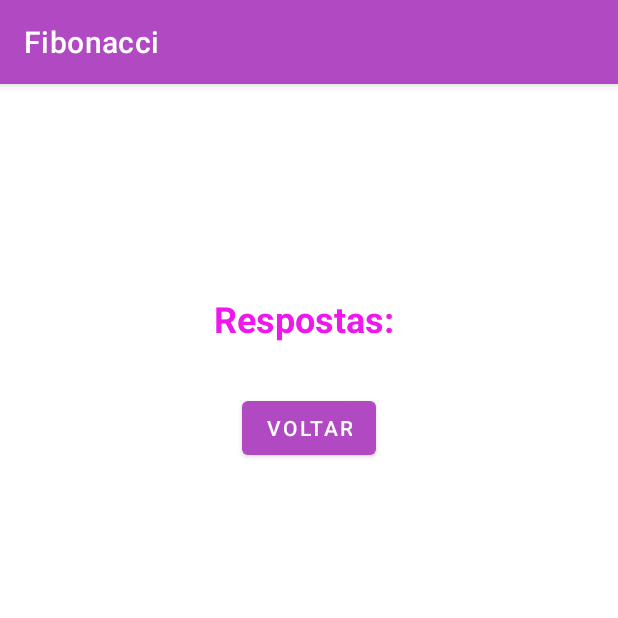
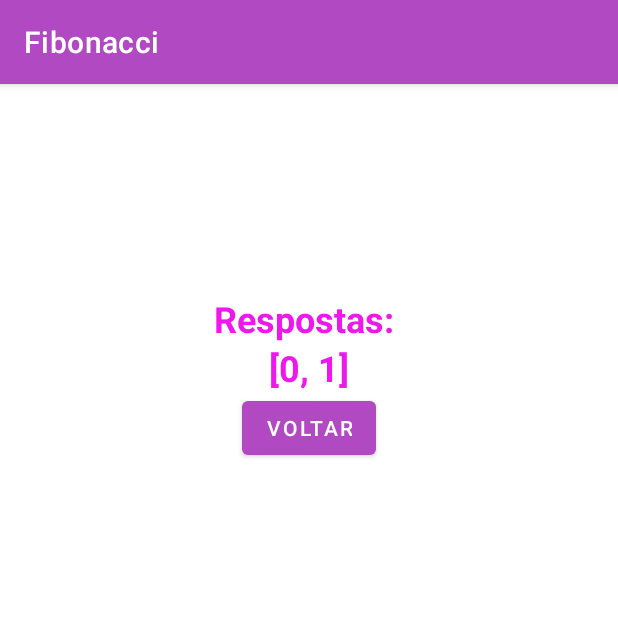
Before and after one commit to chrisFernandesDev/fibonacci, an Android app: the screen it shows after launch (ResultadoCalculo), after a tap on "FIBONACCI", on a phone screen of 412 x 824 dp, the top half of it. Run offline under Robolectric (Android 15) with nearby library versions, the phone set to English and light mode, and no system bars; 1 statement that could not run was skipped.

Commit message:
Código para calculo de Fibonacci

```diff
--- a/app/src/main/java/com/example/fibonacci/MainActivity.java
+++ b/app/src/main/java/com/example/fibonacci/MainActivity.java
@@ -6,9 +6,13 @@ import android.content.Intent;
 import android.os.Bundle;
 import android.view.View;
 import android.widget.Button;
+import android.widget.EditText;
+
+import java.util.ArrayList;
 
 public class MainActivity extends AppCompatActivity {
     private Button buttonCalcular;
+    private EditText userDigitar;
 
     @Override
     protected void onCreate(Bundle savedInstanceState) {
@@ -16,12 +20,28 @@ public class MainActivity extends AppCompatActivity {
         setContentView(R.layout.activity_main);
 
         buttonCalcular = findViewById(R.id.btnCalcular);
+        userDigitar = findViewById(R.id.userDigitar);
 
         buttonCalcular.setOnClickListener(new View.OnClickListener() {
             @Override
             public void onClick(View view) {
-                Intent intent = new Intent(getApplicationContext(), ResultadoCalculo.class);
+                Intent intent = new Intent(MainActivity.this, ResultadoCalculo.class);
+                int number1 = 0;
+                int number2 = 1;
+                int soma = 0;
+                ArrayList<Integer> arrayList = new ArrayList<Integer>();
 
+                int userDigitaNumber = Integer.parseInt(userDigitar.getText().toString());
+                arrayList.add(number1);
+                arrayList.add(number2);
+
+                for (int i = 2; i < userDigitaNumber; i++) {
+                    soma = number1 + number2;
+                    number1 = number2;
+                    number2 = soma;
+                    arrayList.add(soma);
+                }
+                intent.putExtra("resultado", arrayList);
                 startActivity(intent);
             }
         });
--- a/app/src/main/java/com/example/fibonacci/ResultadoCalculo.java
+++ b/app/src/main/java/com/example/fibonacci/ResultadoCalculo.java
@@ -4,12 +4,16 @@ import android.content.Intent;
 import android.os.Bundle;
 import android.view.View;
 import android.widget.Button;
+import android.widget.TextView;
 
 import androidx.annotation.Nullable;
 import androidx.appcompat.app.AppCompatActivity;
 
+import java.util.ArrayList;
+
 public class ResultadoCalculo extends AppCompatActivity {
     private Button buttonVoltar;
+    private TextView resultadoFinal;
 
     @Override
     protected void onCreate(@Nullable Bundle savedInstanceState) {
@@ -18,12 +22,17 @@ public class ResultadoCalculo extends AppCompatActivity {
 
         buttonVoltar = findViewById(R.id.btnVoltar);
 
+        Intent intent = getIntent();
+        ArrayList<Integer> dadosRecebidos = intent.getIntegerArrayListExtra("resultado");
+
+
+        resultadoFinal = findViewById(R.id.textResultado);
+        resultadoFinal.setText(String.valueOf(dadosRecebidos));
+
         buttonVoltar.setOnClickListener(new View.OnClickListener() {
             @Override
             public void onClick(View view) {
                 Intent intent = new Intent(getApplicationContext(), MainActivity.class);
-
-
                 startActivity(intent);
             }
         });
--- a/app/src/main/res/layout/activity_main.xml
+++ b/app/src/main/res/layout/activity_main.xml
@@ -33,7 +33,8 @@
             android:inputType="number"
             android:textColor="@color/textColor"
             android:textSize="24sp"
-            android:textStyle="bold" />
+            android:textStyle="bold"
+            android:gravity="center"/>
 
         <Button
             android:id="@+id/btnCalcular"
```
